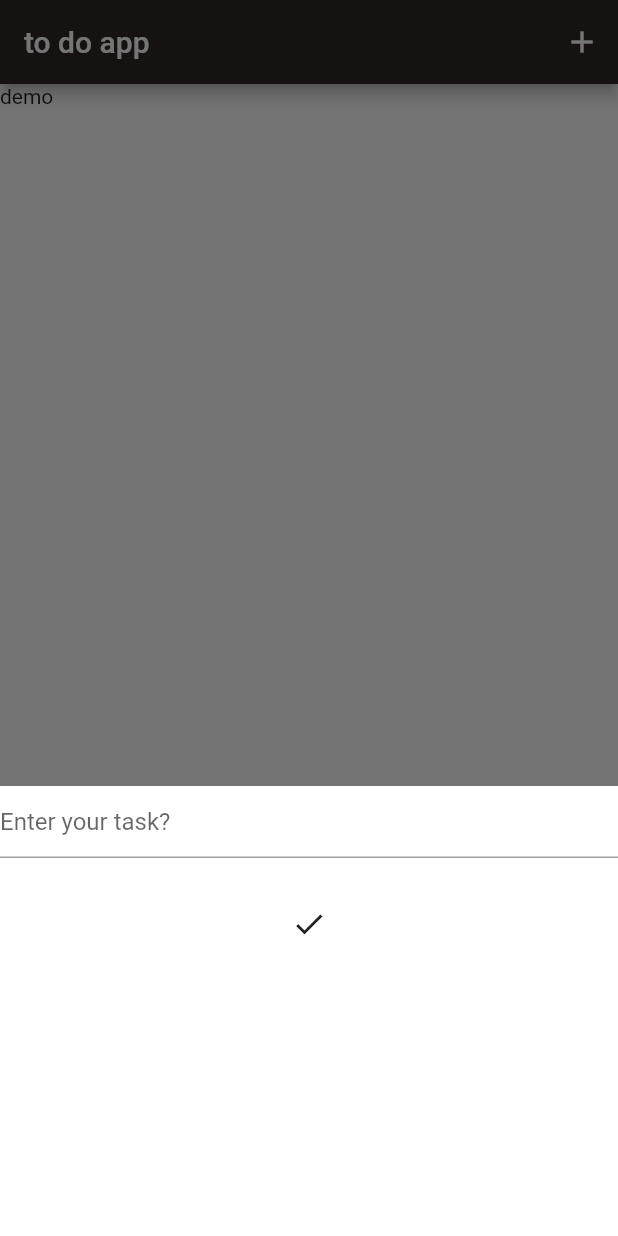
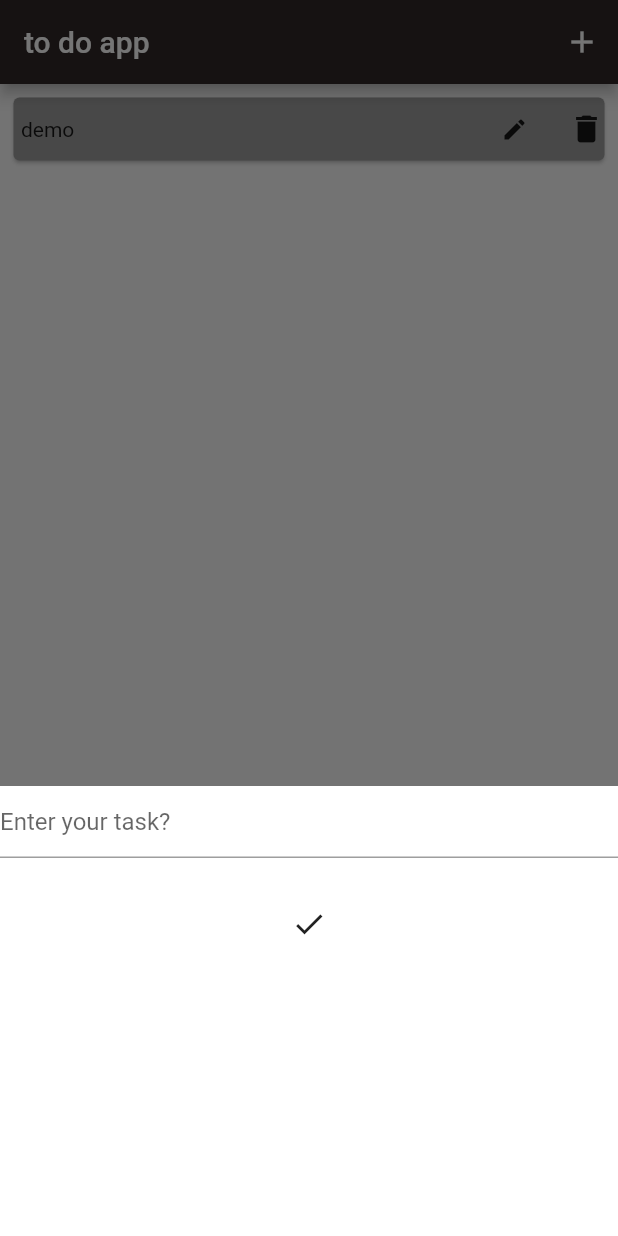
Before and after one commit to Waleedoff/challangeToSolve, a Flutter app: the screen it shows after launch, after a tap on the "add" icon, on a phone screen of 412 x 824 dp. Run offline on Flutter 3.47's test engine with Material 2 defaults, Android fonts, the phone set to English and light mode, and no system bars; our stand-ins replace get.

Commit message:
added updated icons

```diff
--- a/todoapp_firebase/lib/main.dart
+++ b/todoapp_firebase/lib/main.dart
@@ -12,6 +12,8 @@ class MyApp extends StatelessWidget {
   @override
   Widget build(BuildContext context) {
     return GetMaterialApp(
-        debugShowCheckedModeBanner: false, home: HomeScreen());
+      debugShowCheckedModeBanner: false,
+      home: HomeScreen(),
+    );
   }
 }
--- a/todoapp_firebase/lib/view/screens/home.dart
+++ b/todoapp_firebase/lib/view/screens/home.dart
@@ -1,6 +1,4 @@
 import 'package:flutter/material.dart';
-import 'package:flutter/src/widgets/container.dart';
-import 'package:flutter/src/widgets/framework.dart';
 import 'package:get/get.dart';
 import 'package:todoapp_firebase/controller/controller.dart';
 import 'package:todoapp_firebase/utils/theme.dart';
@@ -10,8 +8,7 @@ class HomeScreen extends StatelessWidget {
 
   @override
   Widget build(BuildContext context) {
-    // final TextEditingController takscontroller = TextEditingController();
-    // var taskController = TextEditingController();
+    String? taskCnt;
     final controller = Get.put(TaskTodoList());
     return SafeArea(
       child: Scaffold(
@@ -25,33 +22,61 @@ class HomeScreen extends StatelessWidget {
                   color: Colors.white,
                   child: Column(children: [
                     TextField(
-                        onSubmitted: (value) {
-                          var ct = value;
-                          // controller.addTask(value);
+                      onChanged: (value) {
+                        taskCnt = value;
                       },
                       decoration:
-                            InputDecoration(hintText: 'Enter your task?'),
+                          const InputDecoration(hintText: 'Enter your task?'),
                     ),
-                      SizedBox(
+                    const SizedBox(
                       height: 20,
                     ),
                     IconButton(
-                        icon: (Icon(Icons.done)),
+                      icon: (const Icon(Icons.done)),
                       onPressed: () {
-                          // controller.addTask();
+                        controller.addTask(taskCnt);
+                        Get.back();
                       },
                     )
                   ]),
                 ));
               },
-                icon: Icon(Icons.add))
+              icon: const Icon(Icons.add),
+            ),
           ],
-          title: Text('to do app'),
+          title: const Text('to do app'),
         ),
         body: Obx(
           () => ListView.builder(
             itemBuilder: ((context, index) {
-              return Text(controller.list[index]);
+              return Padding(
+                padding: const EdgeInsets.all(5.0),
+                child: SizedBox(
+                  height: 50,
+                  child: Card(
+                    color: Colors.grey,
+                    child: Row(
+                      children: [
+                        Container(
+                          padding: EdgeInsets.only(left: 5),
+                          width: 310,
+                          child: Text(
+                            controller.list[index],
+                          ),
+                        ),
+                        IconButton(
+                          onPressed: () {},
+                          icon: Icon(
+                            Icons.edit,
+                            size: 18,
+                          ),
+                        ),
+                        IconButton(onPressed: () {}, icon: Icon(Icons.delete))
+                      ],
+                    ),
+                  ),
+                ),
+              );
             }),
             itemCount: controller.list.length,
           ),
```
Lines whose indentation alone changed are shown as unchanged.
